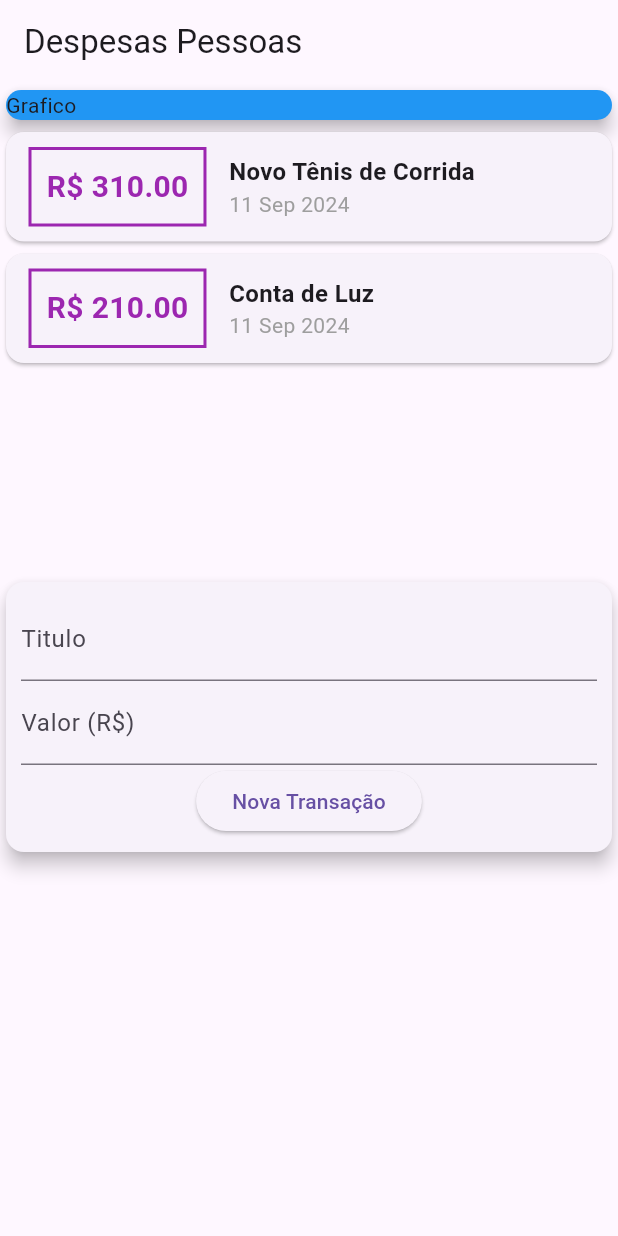
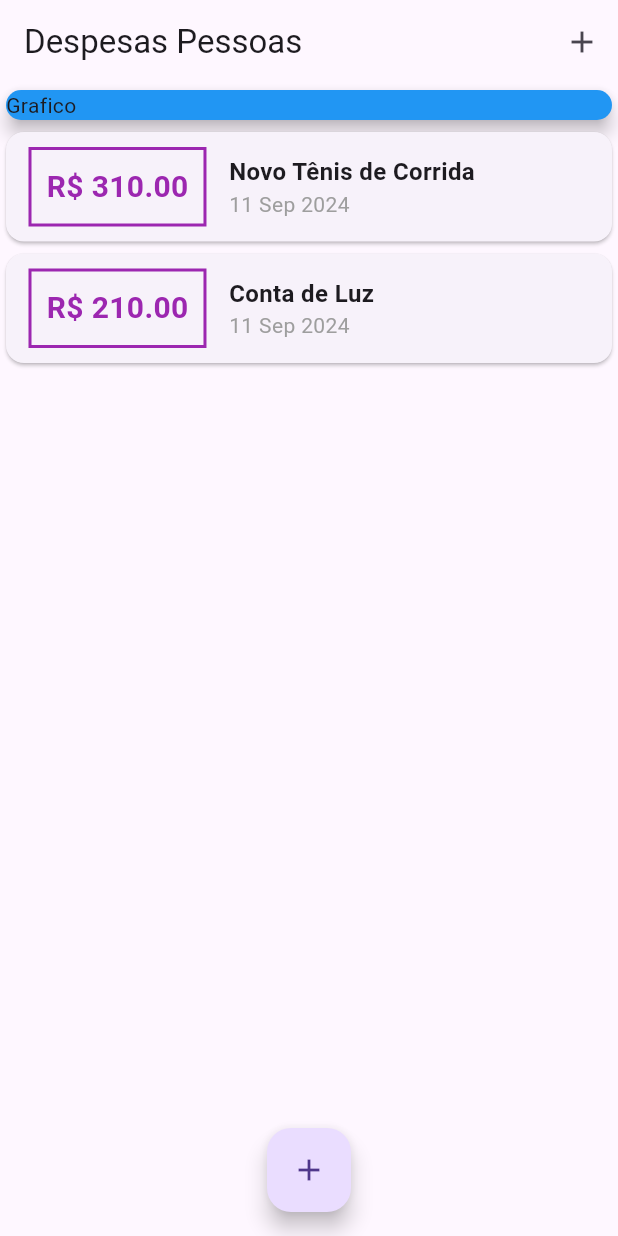
Before and after one commit to bielpdev/despesas_pessoais, a Flutter app: the screen it shows after launch, on a phone screen of 412 x 824 dp. Run offline on Flutter 3.47's test engine with Material 3 defaults, Android fonts, the phone set to English and light mode, and no system bars.

Commit message:
v1.0.1
Atualização de layout e codigo

```diff
--- a/lib/components/transaction_user.dart
+++ /dev/null
@@ -1,54 +0,0 @@
-import 'dart:math';
-
-import 'package:despesas_pessoais/components/transaction_form.dart';
-import 'package:despesas_pessoais/components/transaction_list.dart';
-import 'package:despesas_pessoais/models/transaction.dart';
-import 'package:flutter/material.dart';
-
-class TransactionUser extends StatefulWidget {
-  const TransactionUser({super.key});
-
-  @override
-  State<TransactionUser> createState() => _TransactionUserState();
-}
-
-class _TransactionUserState extends State<TransactionUser> {
-  final _transactions = [
-    Transaction(
-      id: 't1',
-      title: 'Novo Tênis de Corrida',
-      value: 310,
-      date: DateTime.now(),
-    ),
-    Transaction(
-      id: 't2',
-      title: 'Conta de Luz',
-      value: 210,
-      date: DateTime.now(),
-    ),
-  ];
-
-  _adicionarTransaction(String title, double value) {
-    final newTransaction = Transaction(
-        id: Random().nextDouble().toString(),
-        title: title,
-        value: value,
-        date: DateTime.now());
-
-    setState(() {
-      _transactions.add(newTransaction);
-    });
-  }
-
-  @override
-  Widget build(BuildContext context) {
-    return Column(
-      children: [
-        TransactionList(_transactions),
-        TransactionForm(
-          _adicionarTransaction,
-        ),
-      ],
-    );
-  }
-}
--- a/lib/main.dart
+++ b/lib/main.dart
@@ -1,4 +1,8 @@
-import 'package:despesas_pessoais/components/transaction_user.dart';
+import 'dart:math';
+
+import 'package:despesas_pessoais/components/transaction_form.dart';
+import 'package:despesas_pessoais/components/transaction_list.dart';
+import 'package:despesas_pessoais/models/transaction.dart';
 import 'package:flutter/material.dart';
 
 main() => runApp(const ExpensesApp());
@@ -14,13 +18,58 @@ class ExpensesApp extends StatelessWidget {
   }
 }
 
-class MyHomePage extends StatelessWidget {
+class MyHomePage extends StatefulWidget {
   const MyHomePage({super.key});
+
+  @override
+  State<MyHomePage> createState() => _MyHomePageState();
+}
+
+class _MyHomePageState extends State<MyHomePage> {
+  final _transactions = [
+    Transaction(
+      id: 't1',
+      title: 'Novo Tênis de Corrida',
+      value: 310,
+      date: DateTime.now(),
+    ),
+    Transaction(
+      id: 't2',
+      title: 'Conta de Luz',
+      value: 210,
+      date: DateTime.now(),
+    ),
+  ];
+
+  _adicionarTransaction(String title, double value) {
+    final newTransaction = Transaction(
+        id: Random().nextDouble().toString(),
+        title: title,
+        value: value,
+        date: DateTime.now());
+
+    setState(() {
+      _transactions.add(newTransaction);
+    });
+  }
+
+  openTransactionFormModal(BuildContext context) {
+    showModalBottomSheet(
+        context: context,
+        builder: (_) {
+          return TransactionForm(_adicionarTransaction);
+        });
+  }
 
   @override
   Widget build(BuildContext context) {
     return Scaffold(
       appBar: AppBar(
+        actions: [
+          IconButton(
+              onPressed: () => openTransactionFormModal(context),
+              icon: const Icon(Icons.add))
+        ],
         title: const Text('Despesas Pessoas'),
       ),
       body: Column(
@@ -33,9 +82,14 @@ class MyHomePage extends StatelessWidget {
               child: Text('Grafico'),
             ),
           ),
-          const TransactionUser(),
+          TransactionList(_transactions),
         ],
       ),
+      floatingActionButton: FloatingActionButton(
+        onPressed: () => openTransactionFormModal(context),
+        child: const Icon(Icons.add),
+      ),
+      floatingActionButtonLocation: FloatingActionButtonLocation.centerFloat,
     );
   }
 }
```
Also changed, not shown: lib/components/transaction_form.dart (+14 -5 lines).
